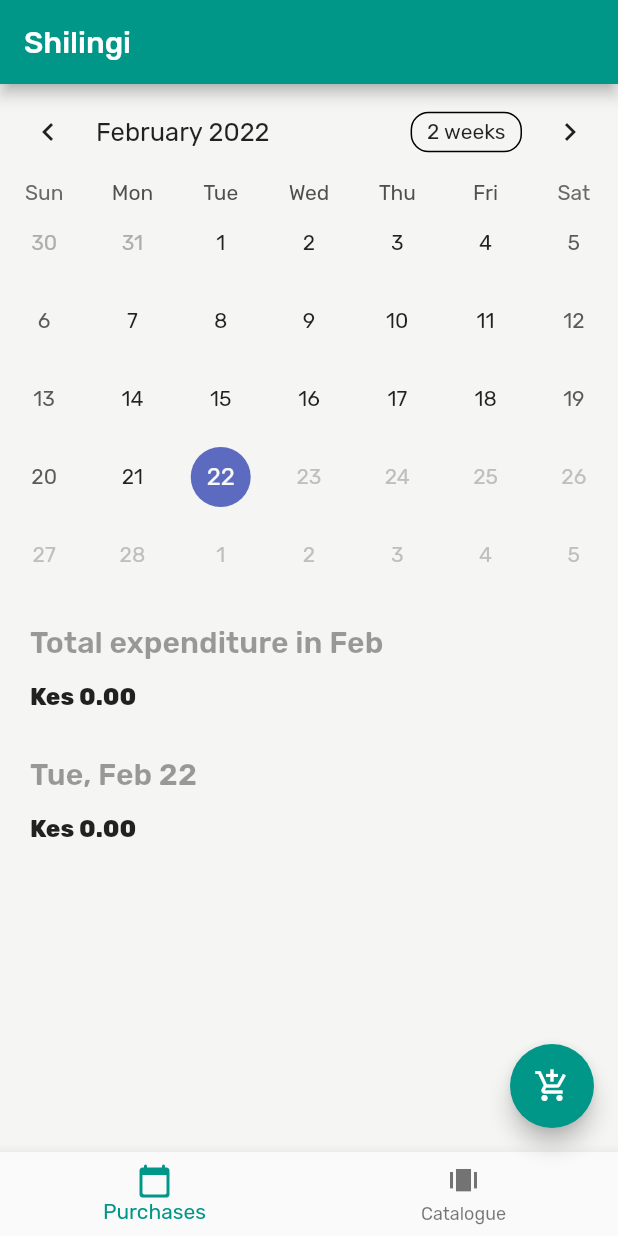
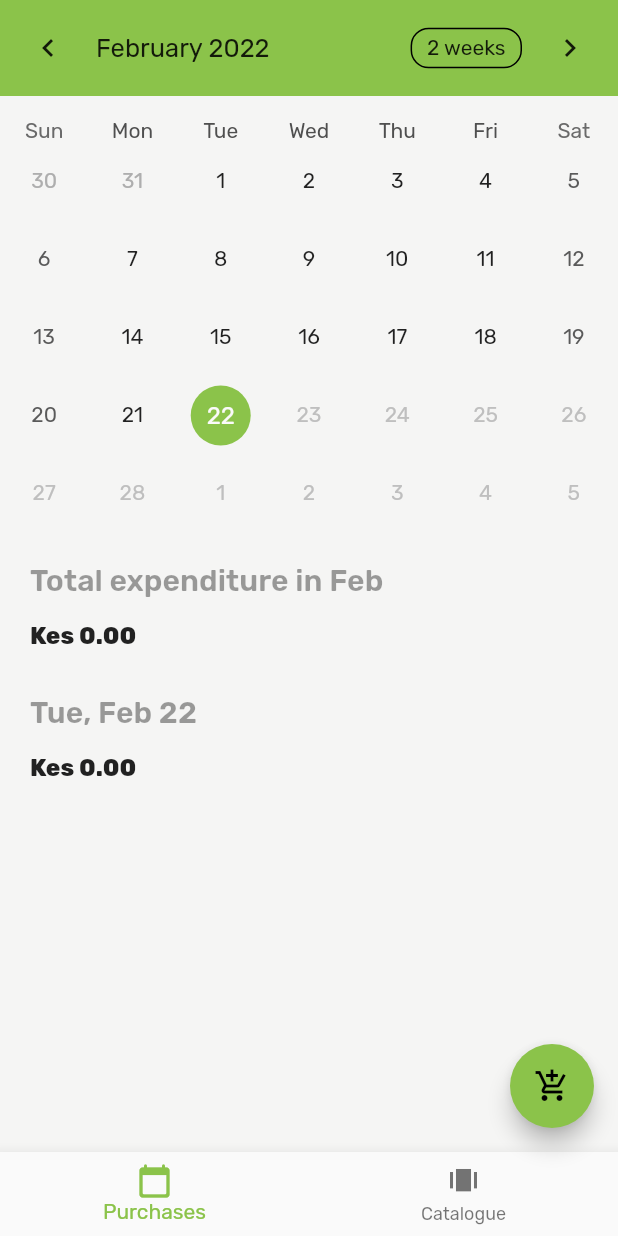
Before and after one commit to sanjeevbishnoi/shilingi, a Flutter app: the screen it shows after launch, on a phone screen of 412 x 824 dp. Run offline on Flutter 3.47's test engine with Material 2 defaults, Android fonts, the phone set to English and light mode, and no system bars; drawn by our look-alikes of table_calendar; our stand-ins replace azlistview, date_field, google_fonts, graphql_flutter, visibility_detector; missing offline and left inert: ms_undraw; network calls fail.

Commit message:
style the calendar widget

```diff
--- a/app-flutter/lib/main.dart
+++ b/app-flutter/lib/main.dart
@@ -34,7 +34,7 @@ class MyApp extends StatelessWidget {
       child: MaterialApp(
         title: 'Shilingi',
         theme: ThemeData(
-          primarySwatch: Colors.teal,
+          primarySwatch: Colors.lightGreen,
           textTheme: GoogleFonts.rubikTextTheme(),
         ),
         initialRoute: '/',
--- a/app-flutter/lib/src/pages/catalogue.dart
+++ b/app-flutter/lib/src/pages/catalogue.dart
@@ -331,7 +331,7 @@ class _ItemWidget extends StatelessWidget {
                 : Container(
                     decoration: BoxDecoration(
                       borderRadius: BorderRadius.circular(20),
-                      color: Colors.green,
+                      color: Colors.lightGreen,
                     ),
                     height: 40,
                     width: 40,
--- a/app-flutter/lib/src/pages/purchases.dart
+++ b/app-flutter/lib/src/pages/purchases.dart
@@ -9,6 +9,7 @@ import '../models/model.dart' as model;
 import '../components/components.dart';
 import '../gql/gql.dart' as queries;
 import '../constants/constants.dart';
+import '../style/style.dart';
 
 var formatAmt = NumberFormat('#,##0.00', 'en_US');
 var formatAmtWithoutDecimal =
@@ -100,7 +101,6 @@ class _PurchasesPageState extends State<PurchasesPage> {
 
     return Scaffold(
       backgroundColor: mainScaffoldBg,
-      appBar: AppBar(title: const Text('Shilingi')),
       body: VisibilityDetector(
         key: visibilityKey,
         onVisibilityChanged: (visibilityInfo) {
@@ -115,6 +115,13 @@ class _PurchasesPageState extends State<PurchasesPage> {
           child: ListView(
             children: [
               TableCalendar<model.Purchase>(
+                headerStyle: const HeaderStyle(
+                  decoration: BoxDecoration(
+                    color: Colors.lightGreen,
+                  ),
+                  headerMargin: EdgeInsets.only(bottom: 15.0),
+                ),
+                calendarStyle: customCalendarStyle,
                 rangeSelectionMode: _rangeSelectionMode,
                 rangeStartDay: _rangeStart,
                 rangeEndDay: _rangeEnd,
--- a/app-flutter/lib/src/pages/shopping_item.dart
+++ b/app-flutter/lib/src/pages/shopping_item.dart
@@ -11,6 +11,7 @@ import '../constants/constants.dart';
 import '../components/text.dart';
 import './purchase_details.dart';
 import './settings/settings.dart';
+import '../style/style.dart';
 
 var shoppingNumberFormat =
     NumberFormat.compactCurrency(decimalDigits: 2, symbol: '');
@@ -38,6 +39,7 @@ class _ShoppingItemDetailPage extends State {
       body: ListView(
         children: [
           TableCalendar<PurchaseItem>(
+            calendarStyle: customCalendarStyle,
             focusedDay: _focusedDay,
             firstDay: DateTime.now().subtract(const Duration(days: 365 * 3)),
             lastDay: DateTime.now(),
--- /dev/null
+++ b/app-flutter/lib/src/style/calendar_style.dart
@@ -0,0 +1,14 @@
+import 'package:flutter/material.dart';
+
+import 'package:table_calendar/table_calendar.dart';
+
+var customCalendarStyle = const CalendarStyle(
+  selectedDecoration:
+      BoxDecoration(color: Colors.lightGreen, shape: BoxShape.circle),
+  rangeStartDecoration:
+      BoxDecoration(color: Colors.lightGreen, shape: BoxShape.circle),
+  rangeEndDecoration:
+      BoxDecoration(color: Colors.lightGreen, shape: BoxShape.circle),
+  todayDecoration:
+      BoxDecoration(color: Colors.lightGreenAccent, shape: BoxShape.circle),
+);
--- /dev/null
+++ b/app-flutter/lib/src/style/style.dart
@@ -0,0 +1 @@
+export './calendar_style.dart';
```
